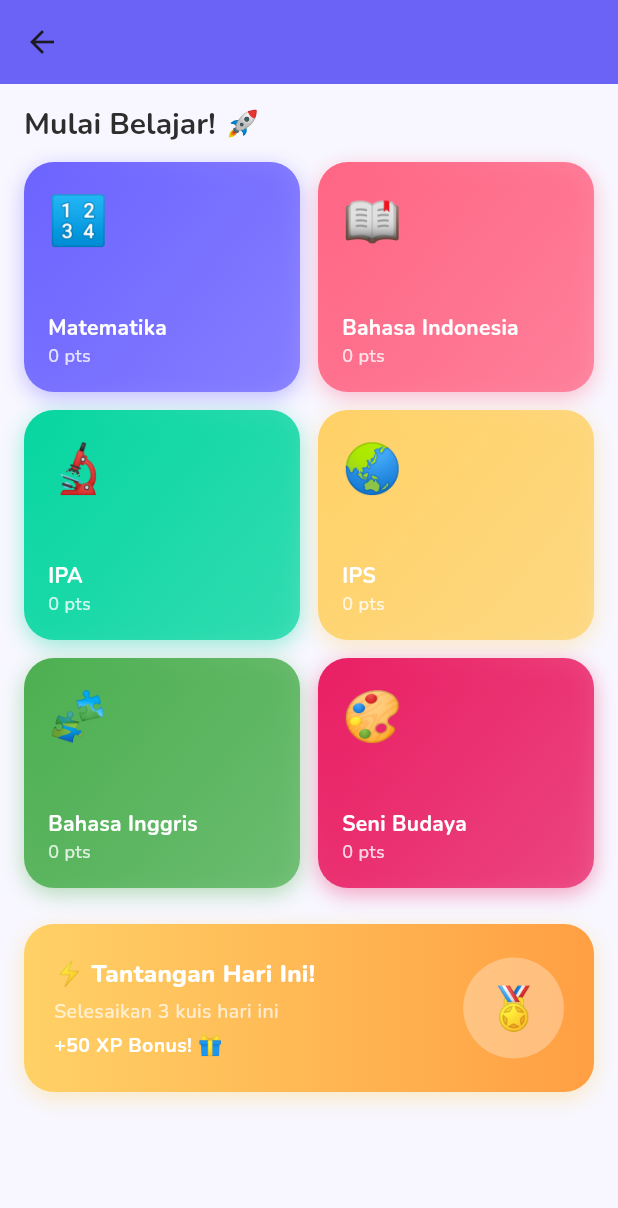
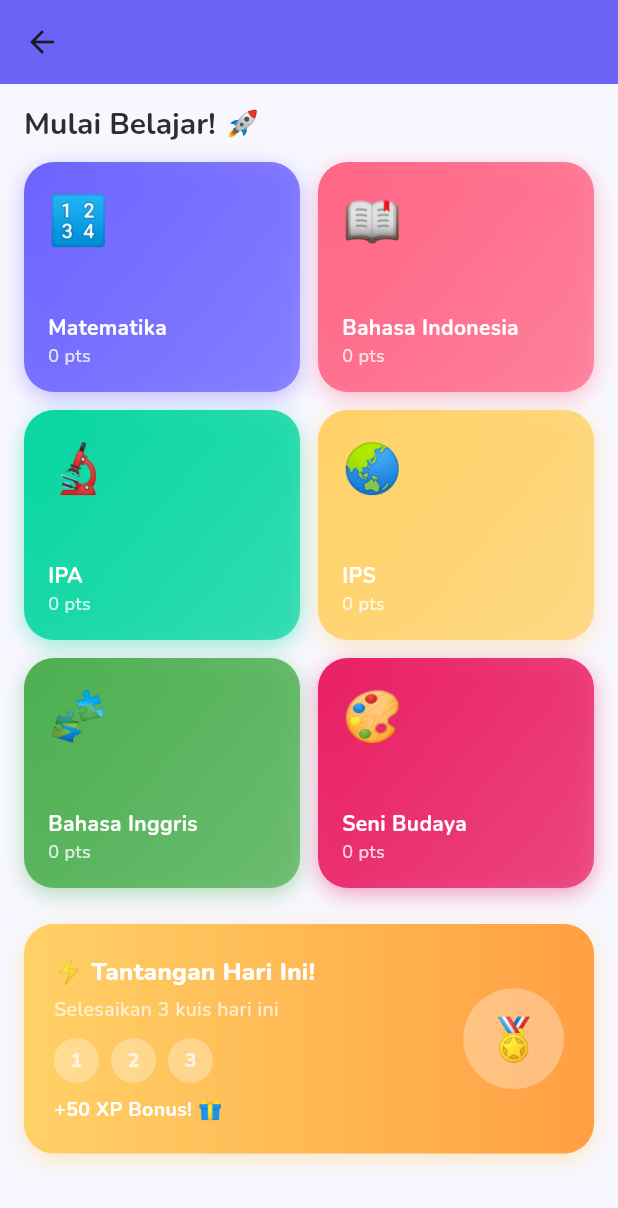
Before and after one commit to Agungpurr/gamifikasi_v1, a Flutter app: the _HomeTab screen opened directly, scrolled down 296 dp, on a phone screen of 412 x 824 dp. Shown: the top 1208 px of the screen. Run offline on Flutter 3.47's test engine with Material 3 defaults, Android fonts, the phone set to English and light mode, and no system bars; drawn by our look-alikes of flutter_animate; our stand-ins replace audioplayers, cloud_firestore, confetti, firebase_auth, firebase_core, flutter_local_notifications and 9 more; missing offline and left inert: excel; accounts and stored records are empty; generated files the repository leaves out were written again.

Commit message:
add daily quest

```diff
--- a/lib/models/user_model.dart
+++ b/lib/models/user_model.dart
@@ -5,12 +5,17 @@ class UserModel {
   final int totalPoints;
   final int level;
   final int streakDays;
-  final Map<String, int> subjectProgress; // subject -> score
+  final Map<String, int> subjectProgress;
   final List<String> badges;
   final DateTime lastLoginDate;
   final DateTime createdAt;
   final String? nisn;
   final String? kelas;
+
+  // ✅ Field baru untuk Daily Challenge
+  final int dailyChallengeCount;
+  final bool dailyChallengeBonused;
+  final DateTime? lastChallengeDate;
 
   UserModel({
     required this.uid,
@@ -25,6 +30,10 @@ class UserModel {
     required this.createdAt,
     this.nisn,
     this.kelas,
+    // ✅ Field baru — default aman untuk user lama di Firestore
+    this.dailyChallengeCount = 0,
+    this.dailyChallengeBonused = false,
+    this.lastChallengeDate,
   });
 
   int get xpForCurrentLevel => (level - 1) * 100;
@@ -58,6 +67,12 @@ class UserModel {
           : DateTime.now(),
       nisn: map['nisn'],
       kelas: map['kelas'],
+      // ✅ Parse field baru — null-safe, user lama otomatis dapat default
+      dailyChallengeCount: map['dailyChallengeCount'] ?? 0,
+      dailyChallengeBonused: map['dailyChallengeBonused'] ?? false,
+      lastChallengeDate: map['lastChallengeDate'] != null
+          ? DateTime.tryParse(map['lastChallengeDate'])
+          : null,
     );
   }
 
@@ -75,11 +90,15 @@ class UserModel {
       'createdAt': createdAt.toIso8601String(),
       'nisn': nisn,
       'kelas': kelas,
+      // ✅ Simpan ke Firestore
+      'dailyChallengeCount': dailyChallengeCount,
+      'dailyChallengeBonused': dailyChallengeBonused,
+      'lastChallengeDate': lastChallengeDate?.toIso8601String(),
     };
   }
 
-  UserModel copyWith(
-      {String? username,
+  UserModel copyWith({
+    String? username,
     String? avatarId,
     int? totalPoints,
     int? level,
@@ -88,7 +107,12 @@ class UserModel {
     List<String>? badges,
     DateTime? lastLoginDate,
     String? nisn,
-      String? kelas}) {
+    String? kelas,
+    // ✅ Field baru di copyWith
+    int? dailyChallengeCount,
+    bool? dailyChallengeBonused,
+    DateTime? lastChallengeDate,
+  }) {
     return UserModel(
       uid: uid,
       username: username ?? this.username,
@@ -102,6 +126,11 @@ class UserModel {
       createdAt: createdAt,
       nisn: nisn ?? this.nisn,
       kelas: kelas ?? this.kelas,
+      // ✅
+      dailyChallengeCount: dailyChallengeCount ?? this.dailyChallengeCount,
+      dailyChallengeBonused:
+          dailyChallengeBonused ?? this.dailyChallengeBonused,
+      lastChallengeDate: lastChallengeDate ?? this.lastChallengeDate,
     );
   }
 }
--- a/lib/screens/home/home_screen.dart
+++ b/lib/screens/home/home_screen.dart
@@ -2,9 +2,9 @@
 
 import 'package:flutter/material.dart';
 import 'package:flutter_animate/flutter_animate.dart';
-import 'package:percent_indicator/percent_indicator.dart';
 import 'package:provider/provider.dart';
 import '../../../services/auth_provider.dart';
+import '../../../models/user_model.dart';
 import '../../../utils/app_theme.dart';
 import 'package:edu_kids_app/screens/quiz/subject_select_screen.dart';
 import 'package:edu_kids_app/screens/leaderboard/leaderboard_screen.dart';
@@ -89,7 +89,6 @@ class _HomeTab extends StatelessWidget {
       backgroundColor: AppColors.background,
       body: CustomScrollView(
         slivers: [
-          // App Bar
           SliverAppBar(
             expandedHeight: 220,
             floating: false,
@@ -148,8 +147,6 @@ class _HomeTab extends StatelessWidget {
                           ],
                         ),
                         const SizedBox(height: 16),
-
-                        // XP Bar
                         Column(
                           crossAxisAlignment: CrossAxisAlignment.start,
                           children: [
@@ -189,12 +186,10 @@ class _HomeTab extends StatelessWidget {
               ),
             ),
           ),
-
           SliverPadding(
             padding: const EdgeInsets.all(16),
             sliver: SliverList(
               delegate: SliverChildListDelegate([
-                // Streak & Stats Row
                 Row(
                   children: [
                     _StatCard(
@@ -231,7 +226,6 @@ class _HomeTab extends StatelessWidget {
 
                 const SizedBox(height: 24),
 
-                // Quick Quiz
                 Text(
                   'Mulai Belajar! 🚀',
                   style: Theme.of(context).textTheme.titleLarge,
@@ -264,11 +258,12 @@ class _HomeTab extends StatelessWidget {
 
                 const SizedBox(height: 24),
 
-                // Daily Challenge Banner
-                _DailyChallengeBanner()
+                // ✅ Banner sekarang terima user untuk progress nyata
+                _DailyChallengeBanner(user: user)
                     .animate()
                     .slideY(begin: 0.2, delay: 300.ms)
                     .fadeIn(),
+
                 const SizedBox(height: 80),
               ]),
             ),
@@ -392,19 +387,47 @@ class _SubjectCard extends StatelessWidget {
   }
 }
 
+// ✅ Banner sekarang reactive — progress dots update otomatis setelah quiz
 class _DailyChallengeBanner extends StatelessWidget {
+  final UserModel? user;
+
+  const _DailyChallengeBanner({this.user});
+
+  // Hitung berapa kuis yang sudah selesai hari ini
+  int get _todayCount {
+    if (user == null) return 0;
+    final lastDate = user!.lastChallengeDate;
+    if (lastDate == null) return 0;
+
+    final now = DateTime.now();
+    final today = DateTime(now.year, now.month, now.day);
+    final last = DateTime(lastDate.year, lastDate.month, lastDate.day);
+
+    // Jika lastChallengeDate bukan hari ini, reset ke 0
+    return (last == today) ? user!.dailyChallengeCount.clamp(0, 3) : 0;
+  }
+
+  bool get _completed =>
+      user?.dailyChallengeBonused == true && _todayCount >= 3;
+
   @override
   Widget build(BuildContext context) {
+    final count = _todayCount;
+
     return Container(
       padding: const EdgeInsets.all(20),
       decoration: BoxDecoration(
-        gradient: const LinearGradient(
-          colors: [Color(0xFFFFD166), Color(0xFFFF9F43)],
+        gradient: LinearGradient(
+          colors: _completed
+              ? [const Color(0xFF6BCB77), const Color(0xFF4CAF50)]
+              : [const Color(0xFFFFD166), const Color(0xFFFF9F43)],
         ),
         borderRadius: BorderRadius.circular(20),
         boxShadow: [
           BoxShadow(
-            color: const Color(0xFFFFD166).withOpacity(0.4),
+            color:
+                (_completed ? const Color(0xFF6BCB77) : const Color(0xFFFFD166))
+                    .withOpacity(0.4),
             blurRadius: 12,
             offset: const Offset(0, 4),
           ),
@@ -412,33 +435,75 @@ class _DailyChallengeBanner extends StatelessWidget {
       ),
       child: Row(
         children: [
-          const Column(
+          Expanded(
+            child: Column(
               crossAxisAlignment: CrossAxisAlignment.start,
               children: [
-              Text('⚡ Tantangan Hari Ini!',
-                  style: TextStyle(
+                Text(
+                  _completed ? '✅ Tantangan Selesai!' : '⚡ Tantangan Hari Ini!',
+                  style: const TextStyle(
                     fontSize: 16,
                     fontWeight: FontWeight.w800,
-                      color: Colors.white)),
-              SizedBox(height: 4),
-              Text('Selesaikan 3 kuis hari ini',
-                  style: TextStyle(color: Colors.white70, fontSize: 13)),
-              SizedBox(height: 4),
-              Text('+50 XP Bonus! 🎁',
+                    color: Colors.white,
+                  ),
+                ),
+                const SizedBox(height: 4),
+                const Text(
+                  'Selesaikan 3 kuis hari ini',
+                  style: TextStyle(color: Colors.white70, fontSize: 13),
+                ),
+                const SizedBox(height: 10),
+
+                // ✅ Progress dots — update realtime dari Firestore via AuthProvider
+                Row(
+                  children: List.generate(3, (i) {
+                    final done = i < count;
+                    return Container(
+                      margin: const EdgeInsets.only(right: 8),
+                      width: 30,
+                      height: 30,
+                      decoration: BoxDecoration(
+                        color:
+                            done ? Colors.white : Colors.white.withOpacity(0.3),
+                        shape: BoxShape.circle,
+                      ),
+                      child: Center(
+                        child: Text(
+                          done ? '✓' : '${i + 1}',
                           style: TextStyle(
+                            fontSize: 13,
+                            fontWeight: FontWeight.w800,
+                            color:
+                                done ? const Color(0xFFFF9F43) : Colors.white70,
+                          ),
+                        ),
+                      ),
+                    );
+                  }),
+                ),
+
+                const SizedBox(height: 8),
+                Text(
+                  _completed ? 'Bonus sudah diterima! 🎉' : '+50 XP Bonus! 🎁',
+                  style: const TextStyle(
                     color: Colors.white,
                     fontWeight: FontWeight.w700,
-                      fontSize: 13)),
+                    fontSize: 13,
+                  ),
+                ),
               ],
             ),
-          const Spacer(),
+          ),
           Container(
             padding: const EdgeInsets.all(16),
             decoration: BoxDecoration(
               color: Colors.white.withOpacity(0.3),
               shape: BoxShape.circle,
             ),
-            child: const Text('🏅', style: TextStyle(fontSize: 28)),
+            child: Text(
+              _completed ? '🏆' : '🏅',
+              style: const TextStyle(fontSize: 28),
+            ),
           ),
         ],
       ),
```
Also changed, not shown: lib/screens/quiz/quiz_screen.dart (+30 -5 lines), lib/services/auth_provider.dart (+15 -0 lines), lib/services/firebase_service.dart (+62 -0 lines). Lines whose indentation alone changed are shown as unchanged.
